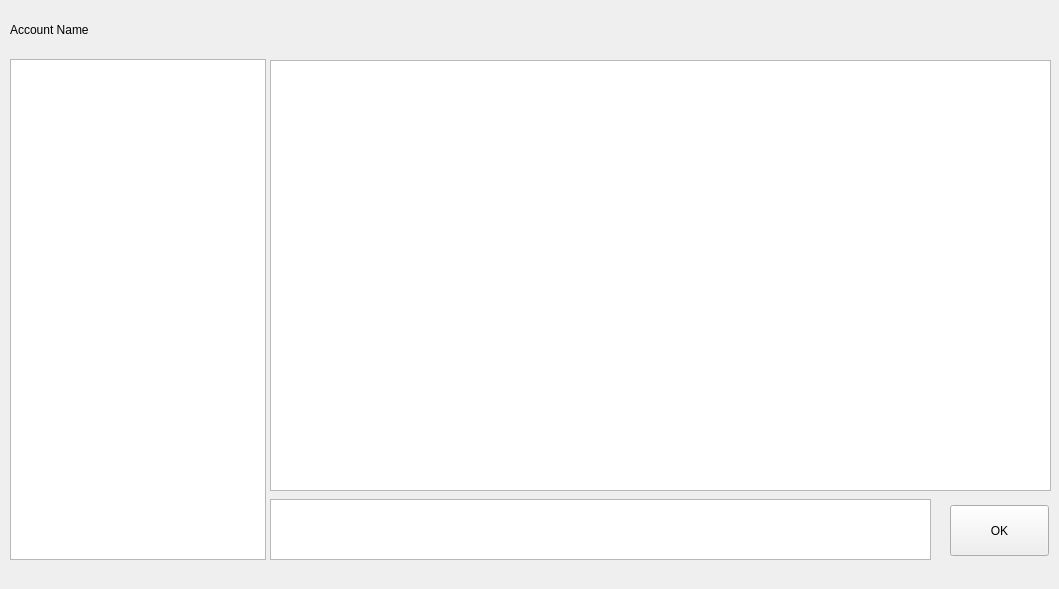
First picture: the form in messengerapp/ui/mchatwidget.ui, repository benuha/IOTA-PyMessenger, before the edit.
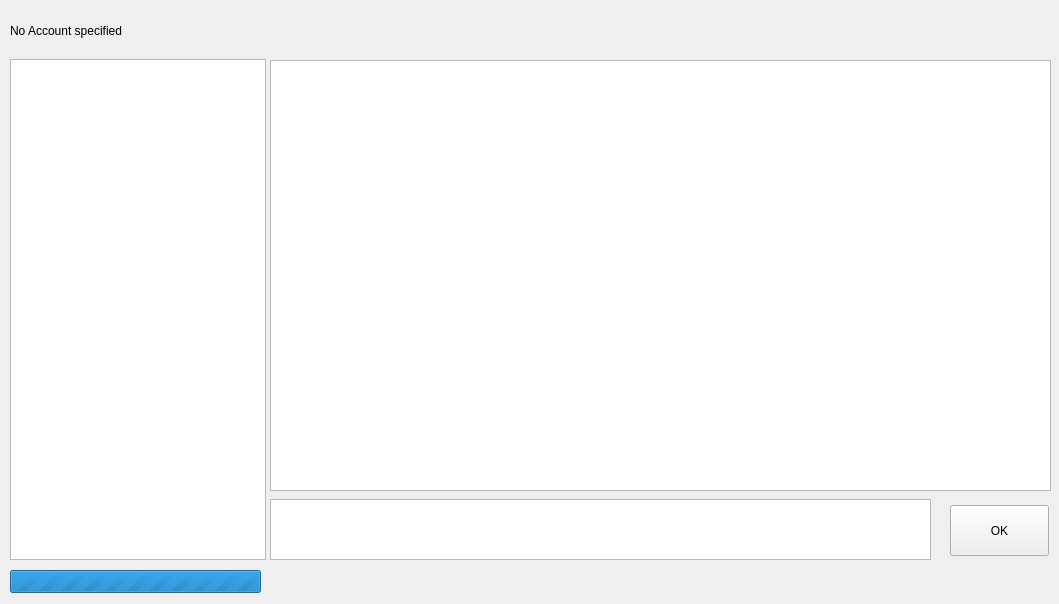
Second picture: the form after the edit.

What changed in the file:
```diff
--- a/messengerapp/ui/mchatwidget.ui
+++ b/messengerapp/ui/mchatwidget.ui
@@ -7,7 +7,7 @@
     <x>0</x>
     <y>0</y>
     <width>1059</width>
-    <height>589</height>
+    <height>604</height>
    </rect>
   </property>
   <property name="windowTitle">
@@ -27,13 +27,13 @@
    <property name="geometry">
     <rect>
      <x>10</x>
-     <y>9</y>
+     <y>10</y>
      <width>471</width>
      <height>41</height>
     </rect>
    </property>
    <property name="text">
-    <string>Account Name</string>
+    <string>No Account specified</string>
    </property>
   </widget>
   <widget class="QListView" name="listAccounts">
@@ -69,6 +69,28 @@
     </rect>
    </property>
   </widget>
+  <widget class="QProgressBar" name="progressBar">
+   <property name="geometry">
+    <rect>
+     <x>10</x>
+     <y>570</y>
+     <width>251</width>
+     <height>23</height>
+    </rect>
+   </property>
+   <property name="maximum">
+    <number>0</number>
+   </property>
+   <property name="value">
+    <number>-1</number>
+   </property>
+   <property name="textVisible">
+    <bool>true</bool>
+   </property>
+   <property name="invertedAppearance">
+    <bool>false</bool>
+   </property>
+  </widget>
  </widget>
  <resources/>
  <connections/>
```
